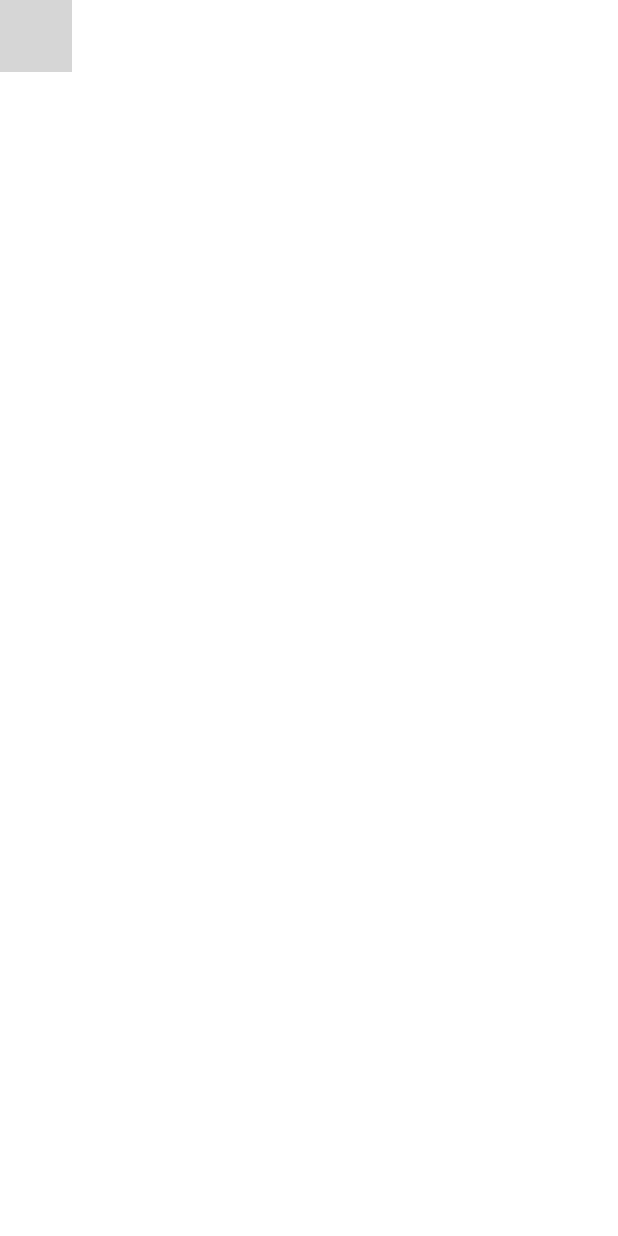
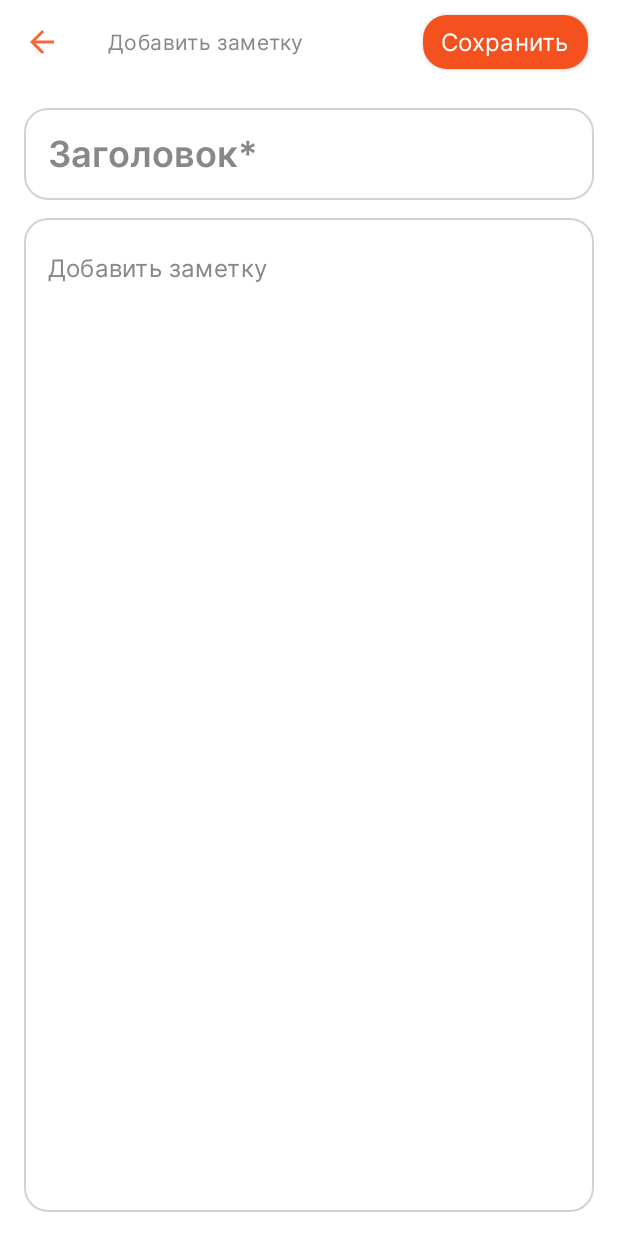
Before and after one commit to yasunovv/NotesShiftLabYasunov, an Android app built with Jetpack Compose: the screen it shows after launch (MainActivity), on a phone screen of 412 x 824 dp. Run offline under Robolectric (Android 15) with nearby library versions, the phone set to English and light mode, and no system bars; our stand-ins replace Dagger/Hilt's generated code, Room's generated code; grey boxes are pictures that could not be loaded.

Commit message:
Добавил экран с редактированием заметки

```diff
--- a/app/src/main/java/com/yasunov/notesshiftlabyasunov/MainActivity.kt
+++ b/app/src/main/java/com/yasunov/notesshiftlabyasunov/MainActivity.kt
@@ -19,8 +19,8 @@ class MainActivity : ComponentActivity() {
         enableEdgeToEdge()
         hideAppBarAndControls()
         setContent {
+            ShiftAppNotesTheme {
 
-        ShiftAppNotesTheme {
                 ShiftNotesApp()
             }
         }
--- /dev/null
+++ b/app/src/main/java/com/yasunov/notesshiftlabyasunov/screen/editScreen/EditNoteDest.kt
@@ -0,0 +1,6 @@
+package com.yasunov.notesshiftlabyasunov.screen.editScreen
+
+import kotlinx.serialization.Serializable
+
+@Serializable
+data object EditNoteDest
--- /dev/null
+++ b/app/src/main/java/com/yasunov/notesshiftlabyasunov/screen/editScreen/EditScreen.kt
@@ -0,0 +1,141 @@
+package com.yasunov.notesshiftlabyasunov.screen.editScreen
+
+import androidx.compose.foundation.layout.Arrangement
+import androidx.compose.foundation.layout.Column
+import androidx.compose.foundation.layout.PaddingValues
+import androidx.compose.foundation.layout.Spacer
+import androidx.compose.foundation.layout.fillMaxSize
+import androidx.compose.foundation.layout.fillMaxWidth
+import androidx.compose.foundation.layout.height
+import androidx.compose.foundation.layout.padding
+import androidx.compose.foundation.layout.width
+import androidx.compose.material.Icon
+import androidx.compose.material.IconButton
+import androidx.compose.material.Text
+import androidx.compose.material.TopAppBar
+import androidx.compose.material.icons.Icons
+import androidx.compose.material.icons.automirrored.filled.ArrowBack
+import androidx.compose.runtime.Composable
+import androidx.compose.runtime.collectAsState
+import androidx.compose.runtime.getValue
+import androidx.compose.ui.Alignment
+import androidx.compose.ui.Modifier
+import androidx.compose.ui.graphics.Color
+import androidx.compose.ui.res.dimensionResource
+import androidx.compose.ui.res.stringResource
+import androidx.compose.ui.text.input.KeyboardType
+import androidx.hilt.navigation.compose.hiltViewModel
+import com.yasunov.designsystem.R
+import com.yasunov.designsystem.component.ShiftButton
+import com.yasunov.designsystem.component.ShiftScaffold
+import com.yasunov.designsystem.component.ShiftTextField
+import com.yasunov.designsystem.theme.NotesShiftAppYasunov
+import com.yasunov.designsystem.theme.Typography
+
+@Composable
+fun EditScreen(
+    onBackClick: () -> Unit,
+    noteAddedListener: () -> Unit,
+    modifier: Modifier = Modifier
+) {
+    val viewModel: EditScreenViewModel = hiltViewModel()
+    val uiState by viewModel.uiState.collectAsState()
+
+    val dp0 = dimensionResource(id = R.dimen._0dp)
+    val dp4 = dimensionResource(id = R.dimen._4dp)
+    val dp8 = dimensionResource(id = R.dimen._8dp)
+    val dp12 = dimensionResource(id = R.dimen._12dp)
+    val dp16 = dimensionResource(id = R.dimen._16dp)
+    ShiftScaffold(
+        topBar = {
+            TopAppBar(
+                title = {
+                    val addNoteStringResource =
+                        stringResource(com.yasunov.notesshiftlabyasunov.R.string.add_note)
+                    Text(text = addNoteStringResource, style = Typography.body2, color = Color.Gray)
+                },
+                navigationIcon = {
+                    IconButton(onClick = onBackClick) {
+                        val contentDescription =
+                            stringResource(com.yasunov.notesshiftlabyasunov.R.string.back)
+                        Icon(
+                            imageVector = Icons.AutoMirrored.Filled.ArrowBack,
+                            contentDescription = contentDescription
+                        )
+                    }
+                },
+                actions = {
+                    Spacer(modifier = Modifier.width(dp16))
+                    ShiftButton(
+                        onClick = {
+                            viewModel.onSaveButtonClicked()
+                            if (uiState.title.isNotEmpty()) {
+                                noteAddedListener()
+                            }
+                        }, contentPadding = PaddingValues(
+                            horizontal = dp12,
+                            vertical = dp4
+                        )
+                    ) {
+                        val saveStringResource =
+                            stringResource(com.yasunov.notesshiftlabyasunov.R.string.save)
+                        Text(
+                            text = saveStringResource,
+                            style = Typography.body1,
+                            color = Color.White
+                        )
+                    }
+                    Spacer(modifier = Modifier.width(dp16))
+                },
+                backgroundColor = NotesShiftAppYasunov.colors.uiBackground,
+                contentColor = NotesShiftAppYasunov.colors.brand,
+                elevation = dp0,
+                modifier = modifier
+            )
+        }
+    ) { _ ->
+        Column(
+            modifier = Modifier
+                .fillMaxSize()
+                .padding(dp16),
+            verticalArrangement = Arrangement.Top,
+            horizontalAlignment = Alignment.Start
+        ) {
+            val title = stringResource(com.yasunov.notesshiftlabyasunov.R.string.title)
+            ShiftTextField(
+                value = uiState.title,
+                onValueChange = { viewModel.updateTitle(it) },
+                keyboardType = KeyboardType.Text,
+                decorationBox = { innerTextField ->
+                    if (uiState.title.isEmpty()) {
+                        Text(text = title, style = Typography.h5, color = Color.Gray)
+                    }
+                    innerTextField()
+                },
+                textStyle = Typography.h5.copy(color = Color.Black),
+                maxLines = 1,
+                modifier = Modifier
+                    .fillMaxWidth()
+            )
+            Spacer(modifier = Modifier.height(dp12))
+            val addNote = stringResource(com.yasunov.notesshiftlabyasunov.R.string.add_note)
+            ShiftTextField(
+                value = uiState.text,
+                onValueChange = { viewModel.updateText(it) },
+                keyboardType = KeyboardType.Unspecified,
+                decorationBox = { innerTextField ->
+                    if (uiState.text.isEmpty()) {
+                        Text(text = addNote, style = Typography.body1, color = Color.Gray)
+                    }
+                    innerTextField()
+                },
+                maxLines = 999,
+                textStyle = Typography.body1.copy(color = Color.Black),
+                modifier = Modifier
+                    .fillMaxSize()
+                    .padding(top = dp8),
+            )
+        }
+    }
+
+}
--- /dev/null
+++ b/app/src/main/java/com/yasunov/notesshiftlabyasunov/screen/editScreen/EditScreenUiState.kt
@@ -0,0 +1,6 @@
+package com.yasunov.notesshiftlabyasunov.screen.editScreen
+
+data class EditScreenUiState(
+    val title: String,
+    val text: String,
+)
--- /dev/null
+++ b/app/src/main/java/com/yasunov/notesshiftlabyasunov/screen/editScreen/EditScreenViewModel.kt
@@ -0,0 +1,64 @@
+package com.yasunov.notesshiftlabyasunov.screen.editScreen
+
+import android.content.Context
+import android.widget.Toast
+import androidx.lifecycle.ViewModel
+import androidx.lifecycle.viewModelScope
+import com.yasunov.notesshiftlabyasunov.R
+import com.yasunov.repository.NoteRepository
+import com.yasunov.repository.model.NoteModel
+import dagger.hilt.android.lifecycle.HiltViewModel
+import dagger.hilt.android.qualifiers.ApplicationContext
+import kotlinx.coroutines.flow.MutableStateFlow
+import kotlinx.coroutines.flow.StateFlow
+import kotlinx.coroutines.flow.update
+import kotlinx.coroutines.launch
+import javax.inject.Inject
+
+@HiltViewModel
+class EditScreenViewModel @Inject constructor(
+    private val repository: NoteRepository,
+    @ApplicationContext private val context: Context,
+) : ViewModel() {
+    private var _uiState: MutableStateFlow<EditScreenUiState> =
+        MutableStateFlow(EditScreenUiState(title = "", text = ""))
+    val uiState: StateFlow<EditScreenUiState> get() = _uiState
+    fun updateText(text: String) {
+        _uiState.update {
+            it.copy(text = text)
+        }
+    }
+
+    fun updateTitle(title: String) {
+        _uiState.update {
+            it.copy(title = title)
+        }
+    }
+
+    fun onSaveButtonClicked() {
+        val toast = Toast(context)
+        if (uiState.value.title.isEmpty()) {
+            toast.apply {
+                setText(context.getString(R.string.please_add_title))
+                show()
+            }
+            return
+        }
+        viewModelScope.launch {
+            repository.insertNote(
+                noteModel = NoteModel(
+                    title = uiState.value.title,
+                    body = uiState.value.text,
+                    dateOfCreation = System.currentTimeMillis(),
+                )
+            )
+        }
+        toast.apply {
+            setText(context.getString(R.string.successful))
+            show()
+        }
+
+
+    }
+
+}
--- a/app/src/main/java/com/yasunov/notesshiftlabyasunov/screen/MainScreenDest.kt
+++ b/app/src/main/java/com/yasunov/notesshiftlabyasunov/screen/mainScreen/MainScreenDest.kt
@@ -1,4 +1,4 @@
-package com.yasunov.notesshiftlabyasunov.screen
+package com.yasunov.notesshiftlabyasunov.screen.mainScreen
 
 import kotlinx.serialization.Serializable
 
--- a/app/src/main/java/com/yasunov/notesshiftlabyasunov/ui/NotesShiftApp.kt
+++ b/app/src/main/java/com/yasunov/notesshiftlabyasunov/ui/NotesShiftApp.kt
@@ -1,36 +1,33 @@
 package com.yasunov.notesshiftlabyasunov.ui
 
+import androidx.compose.foundation.layout.Box
 import androidx.compose.runtime.Composable
 import androidx.compose.ui.Modifier
 import androidx.navigation.compose.NavHost
 import androidx.navigation.compose.composable
 import androidx.navigation.compose.rememberNavController
-import com.yasunov.designsystem.component.ShiftScaffold
-import com.yasunov.notesshiftlabyasunov.screen.MainScreen
-import com.yasunov.notesshiftlabyasunov.screen.MainScreenDest
-import kotlinx.serialization.Serializable
-
-// todo разнести по фичам
-
-
-@Serializable
-data object EditNoteDest
+import com.yasunov.notesshiftlabyasunov.screen.editScreen.EditNoteDest
+import com.yasunov.notesshiftlabyasunov.screen.editScreen.EditScreen
+import com.yasunov.notesshiftlabyasunov.screen.mainScreen.MainScreen
+import com.yasunov.notesshiftlabyasunov.screen.mainScreen.MainScreenDest
 
 @Composable
 fun ShiftNotesApp(
     modifier: Modifier = Modifier
 ) {
     val navController = rememberNavController()
-    ShiftScaffold { _ ->
-        NavHost(navController = navController, startDestination = MainScreenDest) {
+    Box(modifier = modifier) {
+        NavHost(navController = navController, startDestination = EditNoteDest) {
             composable<MainScreenDest> {
-                MainScreen()
+                MainScreen(onBackClick = {}, onSaveClick = { s: String, s1: String -> })
             }
-            composable<EditNoteDest> { backStackEntry ->
-
+            composable<EditNoteDest> { _ ->
+                EditScreen(onBackClick = { navController.popBackStack() }, noteAddedListener = {
+                    navController.popBackStack()
+                })
             }
         }
+
     }
 
-
 }
--- a/app/src/main/res/values/strings.xml
+++ b/app/src/main/res/values/strings.xml
@@ -1,3 +1,9 @@
 <resources>
     <string name="app_name">NotesShiftLabYasunov</string>
+    <string name="add_note">Добавить заметку</string>
+    <string name="back">Назад</string>
+    <string name="save">Сохранить</string>
+    <string name="title">Заголовок*</string>
+    <string name="please_add_title">Добавьте заголовок</string>
+    <string name="successful">Заметка добавлена</string>
 </resources>
--- a/core/database/src/main/java/com/yasunov/database/entity/NoteEntity.kt
+++ b/core/database/src/main/java/com/yasunov/database/entity/NoteEntity.kt
@@ -7,13 +7,11 @@ import androidx.room.PrimaryKey
 @Entity(tableName = "note_table")
 data class NoteEntity(
     @PrimaryKey(autoGenerate = true)
-    val id: Int,
+    val id: Int?,
     @ColumnInfo(name = "title")
     val title: String,
     @ColumnInfo(name = "body")
     val body: String,
-    @ColumnInfo(name = "uri_picture")
-    val uriPicture: String,
     @ColumnInfo(name = "date_of_create")
     val dateOfCreation: Long,
 )
--- a/core/designsystem/src/main/java/com/yasunov/designsystem/component/ShiftTextField.kt
+++ b/core/designsystem/src/main/java/com/yasunov/designsystem/component/ShiftTextField.kt
@@ -12,32 +12,36 @@ import androidx.compose.ui.Modifier
 import androidx.compose.ui.graphics.Color
 import androidx.compose.ui.graphics.SolidColor
 import androidx.compose.ui.res.dimensionResource
+import androidx.compose.ui.text.TextStyle
 import androidx.compose.ui.text.input.ImeAction
 import androidx.compose.ui.text.input.KeyboardType
 import com.yasunov.designsystem.R
 import com.yasunov.designsystem.theme.NotesShiftAppYasunov
-import com.yasunov.designsystem.theme.Typography
 
 @Composable
 fun ShiftTextField(
     value: String,
     onValueChange: (String) -> Unit,
     keyboardType: KeyboardType,
-    modifier: Modifier = Modifier
+    modifier: Modifier = Modifier,
+    maxLines: Int,
+    textStyle: TextStyle,
+    decorationBox: @Composable (innerTextField: @Composable () -> Unit) -> Unit
 ) {
     val dp1 = dimensionResource(id = R.dimen._1dp)
     val dp16 = dimensionResource(id = R.dimen._16dp)
     BasicTextField(
         value = value,
         onValueChange = onValueChange,
-        maxLines = 1,
+        maxLines = maxLines,
         cursorBrush = SolidColor(NotesShiftAppYasunov.colors.brand),
         keyboardOptions = KeyboardOptions.Default.copy(
             keyboardType = keyboardType,
             imeAction = ImeAction.Next
         ),
-        textStyle = Typography.body1,
-        modifier = modifier
+        decorationBox = decorationBox,
+        textStyle = textStyle,
+        modifier = Modifier
             .fillMaxWidth()
             .border(
                 width = dp1,
@@ -45,7 +49,8 @@ fun ShiftTextField(
                 shape = RoundedCornerShape(size = dp16)
             )
             .background(color = Color.White, shape = RoundedCornerShape(size = dp16))
-            .padding(all = dp16),
+            .padding(all = dp16)
+            .then(modifier),
     )
 
 }
--- a/core/designsystem/src/main/res/values/dimens.xml
+++ b/core/designsystem/src/main/res/values/dimens.xml
@@ -1,5 +1,6 @@
 <?xml version="1.0" encoding="utf-8"?>
 <resources>
+    <dimen name="_0dp">0dp</dimen>
     <dimen name="_1dp">1dp</dimen>
     <dimen name="_2dp">2dp</dimen>
     <dimen name="_4dp">4dp</dimen>
--- a/core/repository/src/main/java/com/yasunov/repository/NoteModelConverter.kt
+++ b/core/repository/src/main/java/com/yasunov/repository/NoteModelConverter.kt
@@ -5,10 +5,9 @@ import com.yasunov.repository.model.NoteModel
 
 internal fun noteModelToNoteEntity(noteModel: NoteModel): NoteEntity {
     return NoteEntity(
-        id = noteModel.id,
+        id = null,
         title = noteModel.title,
         body = noteModel.body,
-        uriPicture = noteModel.uriPicture,
         dateOfCreation = noteModel.dateOfCreation
     )
 }
@@ -18,7 +17,6 @@ internal fun noteEntityToNoteModel(noteModel: NoteEntity): NoteModel {
         id = noteModel.id,
         title = noteModel.title,
         body = noteModel.body,
-        uriPicture = noteModel.uriPicture,
         dateOfCreation = noteModel.dateOfCreation
     )
 }
--- a/core/repository/src/main/java/com/yasunov/repository/model/NoteModel.kt
+++ b/core/repository/src/main/java/com/yasunov/repository/model/NoteModel.kt
@@ -1,9 +1,8 @@
 package com.yasunov.repository.model
 
 data class NoteModel(
-    val id: Int,
+    val id: Int? = null,
     val title: String,
     val body: String,
-    val uriPicture: String,
     val dateOfCreation: Long,
 )
--- a/gradle/libs.versions.toml
+++ b/gradle/libs.versions.toml
@@ -42,6 +42,7 @@ javax-inject = "1"
 uiautomator = "2.3.0"
 benchmarkMacroJunit4 = "1.2.4"
 jetbrainsKotlinJvmVersion = "2.0.0"
+composeMaterialVersion = "1.4.0"
 [libraries]
 androidx-core-ktx = { group = "androidx.core", name = "core-ktx", version.ref = "coreKtx" }
 #dagger-android = { module = "com.google.dagger:dagger-android", version.ref = "daggerAndroid" }
```
Also changed, not shown: core/designsystem/src/main/java/com/yasunov/designsystem/component/Button.kt (+3 -6 lines).
